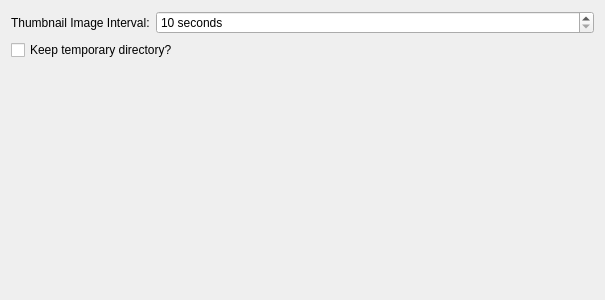
Qt form Preferences/UI/BIFGeneration.ui (towel42-com/MediaManager) before a commit.
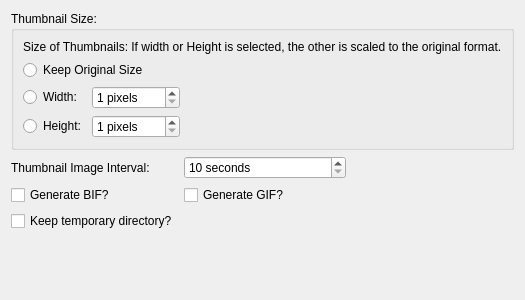
The same form after that commit.

What changed in the file:
```diff
--- a/Preferences/UI/BIFGeneration.ui
+++ b/Preferences/UI/BIFGeneration.ui
@@ -6,7 +6,7 @@
    <rect>
     <x>0</x>
     <y>0</y>
-    <width>605</width>
+    <width>444</width>
     <height>300</height>
    </rect>
   </property>
@@ -14,7 +14,142 @@
    <string>Form</string>
   </property>
   <layout class="QGridLayout" name="gridLayout">
-   <item row="0" column="1">
+   <item row="8" column="0" colspan="2">
+    <widget class="QCheckBox" name="keepTempDir">
+     <property name="text">
+      <string>Keep temporary directory?</string>
+     </property>
+    </widget>
+   </item>
+   <item row="9" column="0">
+    <spacer name="verticalSpacer">
+     <property name="orientation">
+      <enum>Qt::Vertical</enum>
+     </property>
+     <property name="sizeHint" stdset="0">
+      <size>
+       <width>20</width>
+       <height>40</height>
+      </size>
+     </property>
+    </spacer>
+   </item>
+   <item row="0" column="0" colspan="4">
+    <widget class="QGroupBox" name="groupBox">
+     <property name="title">
+      <string>Thumbnail Size:</string>
+     </property>
+     <layout class="QGridLayout" name="gridLayout_2">
+      <item row="0" column="0" colspan="3">
+       <widget class="QLabel" name="label_2">
+        <property name="text">
+         <string>Size of Thumbnails: If width or Height is selected, the other is scaled to the original format.</string>
+        </property>
+       </widget>
+      </item>
+      <item row="2" column="0">
+       <widget class="QRadioButton" name="byImageWidth">
+        <property name="text">
+         <string>Width:</string>
+        </property>
+       </widget>
+      </item>
+      <item row="2" column="1">
+       <widget class="QSpinBox" name="imageWidth">
+        <property name="suffix">
+         <string> pixels</string>
+        </property>
+        <property name="minimum">
+         <number>1</number>
+        </property>
+        <property name="maximum">
+         <number>4096</number>
+        </property>
+        <property name="stepType">
+         <enum>QAbstractSpinBox::AdaptiveDecimalStepType</enum>
+        </property>
+       </widget>
+      </item>
+      <item row="2" column="2">
+       <spacer name="horizontalSpacer">
+        <property name="orientation">
+         <enum>Qt::Horizontal</enum>
+        </property>
+        <property name="sizeHint" stdset="0">
+         <size>
+          <width>256</width>
+          <height>20</height>
+         </size>
+        </property>
+       </spacer>
+      </item>
+      <item row="3" column="0">
+       <widget class="QRadioButton" name="byImageHeight">
+        <property name="text">
+         <string>Height:</string>
+        </property>
+       </widget>
+      </item>
+      <item row="3" column="1">
+       <widget class="QSpinBox" name="imageHeight">
+        <property name="suffix">
+         <string> pixels</string>
+        </property>
+        <property name="minimum">
+         <number>1</number>
+        </property>
+        <property name="maximum">
+         <number>4096</number>
+        </property>
+        <property name="stepType">
+         <enum>QAbstractSpinBox::AdaptiveDecimalStepType</enum>
+        </property>
+       </widget>
+      </item>
+      <item row="3" column="2">
+       <spacer name="horizontalSpacer_3">
+        <property name="orientation">
+         <enum>Qt::Horizontal</enum>
+        </property>
+        <property name="sizeHint" stdset="0">
+         <size>
+          <width>256</width>
+          <height>20</height>
+         </size>
+        </property>
+       </spacer>
+      </item>
+      <item row="1" column="0" colspan="3">
+       <widget class="QRadioButton" name="imageOriginalSize">
+        <property name="text">
+         <string>Keep Original Size</string>
+        </property>
+       </widget>
+      </item>
+     </layout>
+    </widget>
+   </item>
+   <item row="4" column="3">
+    <spacer name="horizontalSpacer_2">
+     <property name="orientation">
+      <enum>Qt::Horizontal</enum>
+     </property>
+     <property name="sizeHint" stdset="0">
+      <size>
+       <width>40</width>
+       <height>20</height>
+      </size>
+     </property>
+    </spacer>
+   </item>
+   <item row="4" column="0">
+    <widget class="QLabel" name="label">
+     <property name="text">
+      <string>Thumbnail Image Interval:</string>
+     </property>
+    </widget>
+   </item>
+   <item row="4" column="2">
     <widget class="QSplitter" name="splitter">
      <property name="orientation">
       <enum>Qt::Horizontal</enum>
@@ -41,33 +176,20 @@
      </widget>
     </widget>
    </item>
-   <item row="0" column="0">
-    <widget class="QLabel" name="label">
+   <item row="5" column="2">
+    <widget class="QCheckBox" name="generateGIF">
      <property name="text">
-      <string>Thumbnail Image Interval:</string>
+      <string>Generate GIF?</string>
      </property>
     </widget>
    </item>
-   <item row="1" column="0" colspan="2">
-    <widget class="QCheckBox" name="keepTempDir">
+   <item row="5" column="0">
+    <widget class="QCheckBox" name="generateBIF">
      <property name="text">
-      <string>Keep temporary directory?</string>
+      <string>Generate BIF?</string>
      </property>
     </widget>
    </item>
-   <item row="2" column="0">
-    <spacer name="verticalSpacer">
-     <property name="orientation">
-      <enum>Qt::Vertical</enum>
-     </property>
-     <property name="sizeHint" stdset="0">
-      <size>
-       <width>20</width>
-       <height>40</height>
-      </size>
-     </property>
-    </spacer>
-   </item>
   </layout>
  </widget>
  <resources>
```
Left out of the diff: 11 changed lines with no effect on the pictures.
